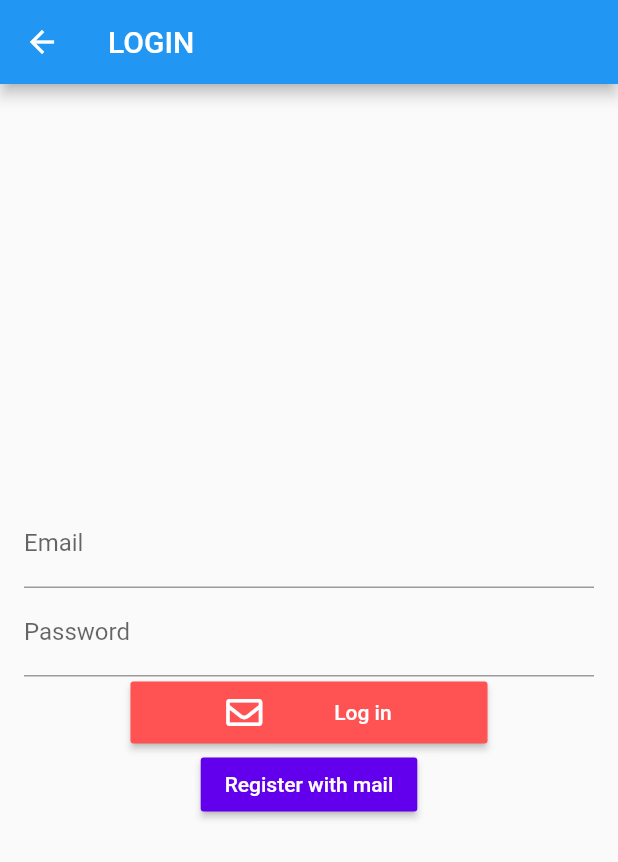
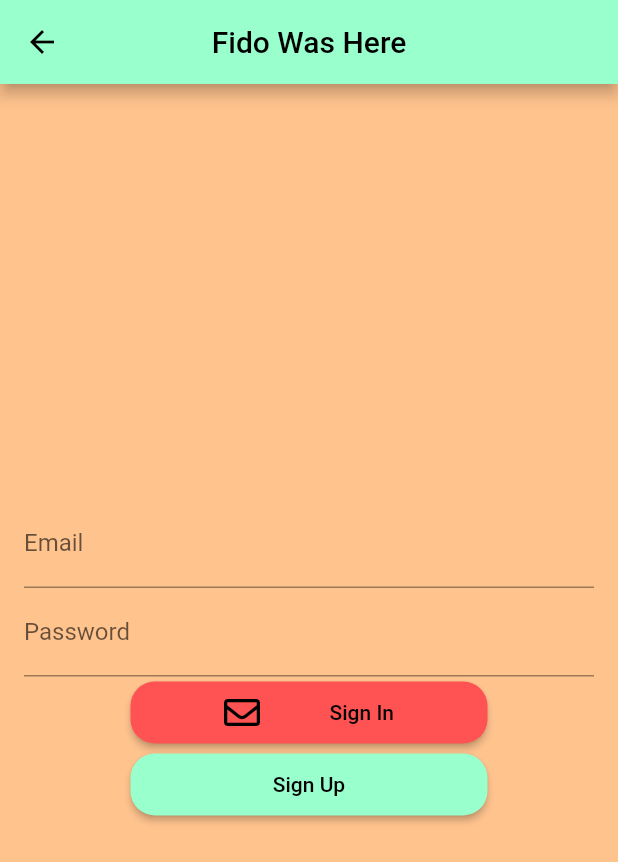
Before and after one commit to Krosulhah/fidoWasHere, a Flutter app: the MailLogInPage screen opened directly, on a phone screen of 412 x 824 dp. Shown: the top 862 px of the screen. Run offline on Flutter 3.47's test engine with Material 2 defaults, Android fonts, the light colour scheme and no system bars; our stand-ins replace flutter_svg, fluttertoast, font_awesome_flutter, geocoding, geolocator, google_maps_flutter and 1 more; missing offline and left inert: flutter_facebook_login, flutter_session, postgres.

Commit message:
Add files via upload

```diff
--- a/lib/mailLogin.dart
+++ b/lib/mailLogin.dart
@@ -5,25 +5,18 @@ import 'Controllers/MailRegLoginController.dart';
 
 import 'package:font_awesome_flutter/font_awesome_flutter.dart';
 
+import 'graphicPatterns/colorManagement.dart';
 
-/*
+// ignore: slash_for_doc_comments
+/**--------------------------------------------------------------------------------------------------------//
 * pagina di accesso all'account
 * azioni possibili:
 *
 *   -> indietro -> torna alla pagina di accesso dell'applicazione
-*   -> login -> user inserisce mail + psw  -> formato mail controllato daq checker + controllo sul db
-*            -> home page
+*   -> login -> user inserisce mail + psw  -> controllo formato mail e inserimento campi + db -> home page
 *   -> register with email -> carica la pagina per la registrazione
-* * */
+* --------------------------------------------------------------------------------------------------------**/
 class MailLogIn extends StatelessWidget {
-  // This widget is the root of your application.
-  /***
-   * ATTENZIONE non ritornare material app da nessuna parte (oltre che nel main) -> crea un nuovo navigator!
-   * scaffold sempre top !
-   *
-   *
-   * per ora login solo con luke@gmail.com luke
-   ***/
   @override
   Widget build(BuildContext context) {
     return MailLogInPage(title: 'LOGIN');
@@ -32,33 +25,20 @@ class MailLogIn extends StatelessWidget {
 
 class MailLogInPage extends StatefulWidget {
   MailLogInPage({Key key, this.title}) : super(key: key);
-
-  // This widget is the home page of your application. It is stateful, meaning
-  // that it has a State object (defined below) that contains fields that affect
-  // how it looks.
-
-  // This class is the configuration for the state. It holds the values (in this
-  // case the title) provided by the parent (in this case the App widget) and
-  // used by the build method of the State. Fields in a Widget subclass are
-  // always marked "final".
-
   final String title;
-
   @override
   _MailLogInPageState createState() => _MailLogInPageState();
 }
 
 class _MailLogInPageState extends State<MailLogInPage> {
+
   MailLoginController loginController = new MailLoginController();
   bool isLoggedIn = false;
-
   String username;
   final TextEditingController _emailFilter = new TextEditingController();
   final TextEditingController _passwordFilter = new TextEditingController();
   String _email = "";
   String _password = "";
-
-
 
   _MailLogInPageState() {
     _emailFilter.addListener(_emailListen);
@@ -85,11 +65,14 @@ class _MailLogInPageState extends State<MailLogInPage> {
   Widget build(BuildContext context) {
     return Scaffold(
       appBar: AppBar(
-        title: Text('LOGIN'),
+        backgroundColor: ColorManagement.setButtonColor(),
+        centerTitle: true,
+        title: setTitle(),
         leading: Builder(
           builder: (BuildContext context) {
             return IconButton(
               icon: const Icon(Icons.arrow_back),
+              color: ColorManagement.setTextColor(),
               onPressed: () {
                 Navigator.pop(context);
               },
@@ -98,35 +81,11 @@ class _MailLogInPageState extends State<MailLogInPage> {
         ),
       ),
       body: new Container(
+        color: ColorManagement.setBackGroundColor(),
         padding: EdgeInsets.all(16.0),
-
-        // Center is a layout widget. It takes a single child and positions it
-        // in the middle of the parent.
         child: Column(
-          // Column is also a layout widget. It takes a list of children and
-          // arranges them vertically. By default, it sizes itself to fit its
-          // children horizontally, and tries to be as tall as its parent.
-          //
-          // Invoke "debug painting" (press "p" in the console, choose the
-          // "Toggle Debug Paint" action from the Flutter Inspector in Android
-          // Studio, or the "Toggle Debug Paint" command in Visual Studio Code)
-          // to see the wireframe for each widget.
-          //
-          // Column has various properties to control how it sizes itself and
-          // how it positions its children. Here we use mainAxisAlignment to
-          // center the children vertically; the main axis here is the vertical
-          // axis because Columns are vertical (the cross axis would be
-          // horizontal).
-
           mainAxisAlignment: MainAxisAlignment.center,
           children: <Widget>[
-            /* Text(
-              'Email:',
-            ),
-
-            Text(
-              'Password',
-            ), */
             _buildTextFields(),
             _mailLogButton(context),
             registerButton(context),
@@ -161,10 +120,10 @@ class _MailLogInPageState extends State<MailLogInPage> {
 
   RaisedButton _mailLogButton(BuildContext context) {
     return RaisedButton(
-        textColor: Colors.white,
+        textColor: ColorManagement.setTextColor(),
         color: Colors.redAccent,
         onPressed: () async {
-          String result=await loginController.logInPressed(context,_email,_password); // runApp (MailReg());
+          String result=await loginController.logInPressed(context,_email,_password);
           if (result!=null&&result.isNotEmpty)
             {
               showDialog(
@@ -174,30 +133,59 @@ class _MailLogInPageState extends State<MailLogInPage> {
                   ));
             }
         },
+        shape: RoundedRectangleBorder(
+            borderRadius: BorderRadius.all(Radius.circular(16.0))),
+        child: Container(
+            height: MediaQuery.of(context).size.height * 0.05,
+            width: MediaQuery.of(context).size.width * 0.5,
+            child: Row(
+              mainAxisAlignment: MainAxisAlignment.spaceEvenly,
+              crossAxisAlignment: CrossAxisAlignment.start,
+              children: [
+                Container(
+                    alignment:Alignment.centerLeft,
+                    child:FaIcon(FontAwesomeIcons.envelope)
+                ),
+                Container(
+                    alignment:Alignment.centerLeft,
+                    child:Text('Sign In')
+                ),
+              ],
+            )));
+  }
+
+  RaisedButton registerButton(BuildContext context) {
+    return RaisedButton(
+      textColor: ColorManagement.setTextColor(),
+      color: ColorManagement.setButtonColor(),
+      onPressed: () {
+        Navigator.push(
+          context,
+          MaterialPageRoute(builder: (context) => MailReg()),
+        );
+      },shape: RoundedRectangleBorder(
+        borderRadius: BorderRadius.all(Radius.circular(16.0))),
         child: Container(
             height: MediaQuery.of(context).size.height * 0.05,
             width: MediaQuery.of(context).size.width * 0.5,
             child: Row(
               mainAxisAlignment: MainAxisAlignment.spaceEvenly,
               children: [
-                FaIcon(FontAwesomeIcons.envelope),
-                Text('Log in'),
+                Text('Sign Up'),
               ],
-            )));
-  }
-
-
-  RaisedButton registerButton(BuildContext context) {
-    return RaisedButton(
-      textColor: Colors.white,
-      color: Color(0xFF6200EE),
-      onPressed: () {
-        Navigator.push(
-          context,
-          MaterialPageRoute(builder: (context) => MailReg()),
-        );
-      },
-      child: Text('Register with mail'),
+            ))
     );
   }
 }
+
+FittedBox setTitle(){
+  return FittedBox(
+      fit:BoxFit.fitWidth,
+      child:Text(
+        'Fido Was Here',
+        style:   TextStyle(
+          color:ColorManagement.setTextColor(),
+        ),
+      )
+  );
+}
--- a/lib/main.dart
+++ b/lib/main.dart
@@ -8,16 +8,17 @@ import 'package:flutter/services.dart';
 import 'package:flutter_svg/svg.dart';
 import 'package:font_awesome_flutter/font_awesome_flutter.dart';
 
-/*
+// ignore: slash_for_doc_comments
+/**--------------------------------------------------------------------------------//
 * pagina di accesso all'applicazione
 * azioni possibili:
 *
 *   -> chiudere app -> press sulla freccia nell'appbar
 *   -> accesso con mail -> porta alla pagina di login tramite mail
 *   -> accesso con facebook -> richiede login tramite credenziali FB
-* */
+ * ------------------------------------------------------------------------------**/
 
-//todo aggiungi widget con nome app
+
 
 void main() {
   runApp(MyHomePage());
@@ -36,6 +37,7 @@ class MyHomePage extends StatelessWidget {
       @override
       Widget build(BuildContext context) {
         return new Scaffold(
+            resizeToAvoidBottomInset: false,
             appBar: AppBar(
               centerTitle: true,
               title: TextPatterns.setAppBarText(),
@@ -57,8 +59,6 @@ class MyHomePage extends StatelessWidget {
             Container(
               child:
               Column(
-
-                //  image: DecorationImage( image: new AssetImage('assets/images/footprint.jpeg'), fit: BoxFit.cover)
                 crossAxisAlignment: CrossAxisAlignment.center,
                 mainAxisAlignment: MainAxisAlignment.spaceEvenly,
                 children: <Widget>[
@@ -79,27 +79,24 @@ class MyHomePage extends StatelessWidget {
         )
     );
   }
-
-
 }
 
-Container addImage(BuildContext context){
-  return Container(
+  Container addImage(BuildContext context){
+    return Container(
       height: MediaQuery.of(context).size.height * 0.5,
       width: MediaQuery.of(context).size.width * 0.90,
       padding: EdgeInsets.all(5),
       margin: EdgeInsets.all(0),
       child: FittedBox(
+        alignment: Alignment.center,
         child:  SvgPicture.asset('assets/images/logo.svg'),
         fit: BoxFit.fill,
       ));
-
-
 }
 
 
-FittedBox buildNiceText(){
-  return FittedBox(
+  FittedBox buildNiceText(){
+    return FittedBox(
       fit:BoxFit.fitWidth,
       alignment: Alignment.center,
       child: Text(
```
